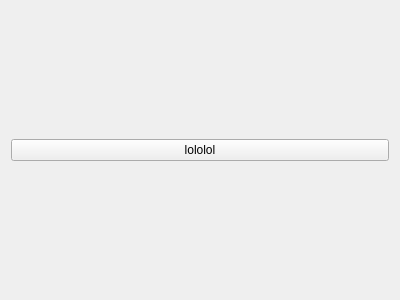
Qt form MainViewWidget.ui (bendalab/NixView) before a commit.
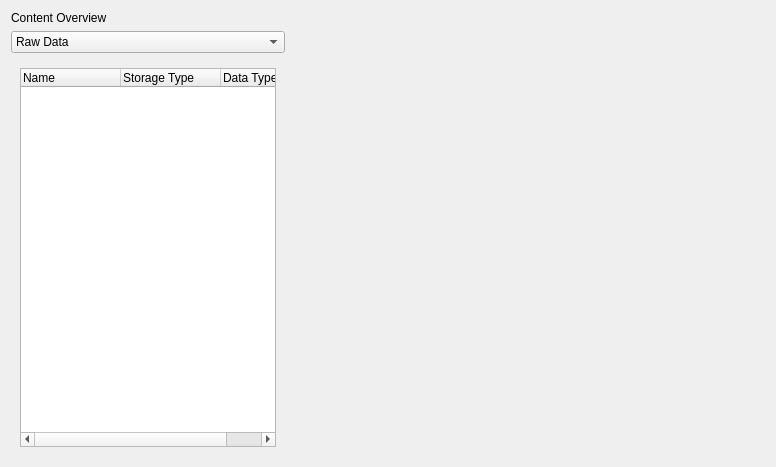
The same form after that commit.

Commit message: added tree view of saved data

```diff
--- a/MainViewWidget.ui
+++ b/MainViewWidget.ui
@@ -6,20 +6,110 @@
    <rect>
     <x>0</x>
     <y>0</y>
-    <width>400</width>
-    <height>300</height>
+    <width>776</width>
+    <height>467</height>
    </rect>
   </property>
   <property name="windowTitle">
    <string>Form</string>
   </property>
-  <layout class="QVBoxLayout" name="verticalLayout">
-   <item>
-    <widget class="QPushButton" name="pushButton">
-     <property name="text">
-      <string>lololol</string>
+  <layout class="QGridLayout" name="gridLayout">
+   <item row="0" column="0">
+    <layout class="QGridLayout" name="gridLayout_2">
+     <item row="1" column="0">
+      <widget class="QComboBox" name="comboBox">
+       <item>
+        <property name="text">
+         <string>Raw Data</string>
+        </property>
+       </item>
+       <item>
+        <property name="text">
+         <string>[Data Type]</string>
+        </property>
+       </item>
+      </widget>
+     </item>
+     <item row="0" column="0">
+      <widget class="QLabel" name="label">
+       <property name="sizePolicy">
+        <sizepolicy hsizetype="Minimum" vsizetype="Minimum">
+         <horstretch>0</horstretch>
+         <verstretch>0</verstretch>
+        </sizepolicy>
+       </property>
+       <property name="text">
+        <string>Content Overview</string>
+       </property>
+      </widget>
+     </item>
+     <item row="2" column="0">
+      <widget class="QStackedWidget" name="stackedWidget">
+       <property name="currentIndex">
+        <number>0</number>
+       </property>
+       <widget class="QWidget" name="page">
+        <layout class="QGridLayout" name="gridLayout_3">
+         <item row="0" column="0">
+          <widget class="QTreeWidget" name="treeWidget">
+           <property name="autoExpandDelay">
+            <number>1</number>
+           </property>
+           <property name="itemsExpandable">
+            <bool>true</bool>
+           </property>
+           <property name="animated">
+            <bool>true</bool>
+           </property>
+           <column>
+            <property name="text">
+             <string>Name</string>
+            </property>
+           </column>
+           <column>
+            <property name="text">
+             <string>Storage Type</string>
+            </property>
+           </column>
+           <column>
+            <property name="text">
+             <string>Data Type</string>
+            </property>
+           </column>
+          </widget>
+         </item>
+        </layout>
+       </widget>
+       <widget class="QWidget" name="page_2"/>
+      </widget>
+     </item>
+    </layout>
+   </item>
+   <item row="0" column="1">
+    <spacer name="horizontalSpacer">
+     <property name="orientation">
+      <enum>Qt::Horizontal</enum>
      </property>
-    </widget>
+     <property name="sizeHint" stdset="0">
+      <size>
+       <width>40</width>
+       <height>20</height>
+      </size>
+     </property>
+    </spacer>
+   </item>
+   <item row="0" column="2">
+    <spacer name="horizontalSpacer_2">
+     <property name="orientation">
+      <enum>Qt::Horizontal</enum>
+     </property>
+     <property name="sizeHint" stdset="0">
+      <size>
+       <width>40</width>
+       <height>20</height>
+      </size>
+     </property>
+    </spacer>
    </item>
   </layout>
  </widget>
```
The commit also changes 4 other files.
